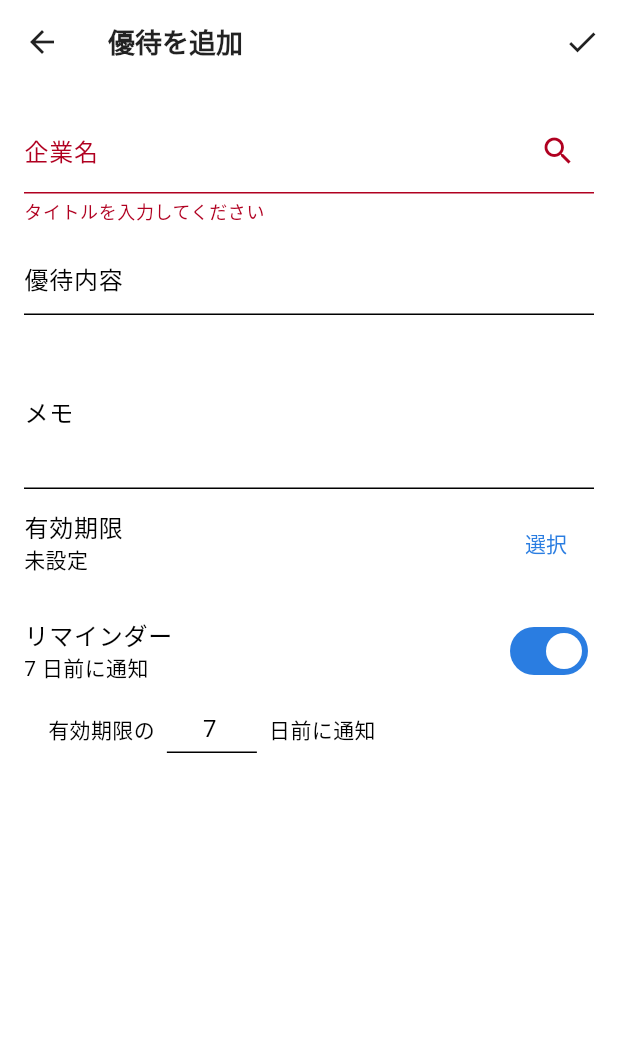
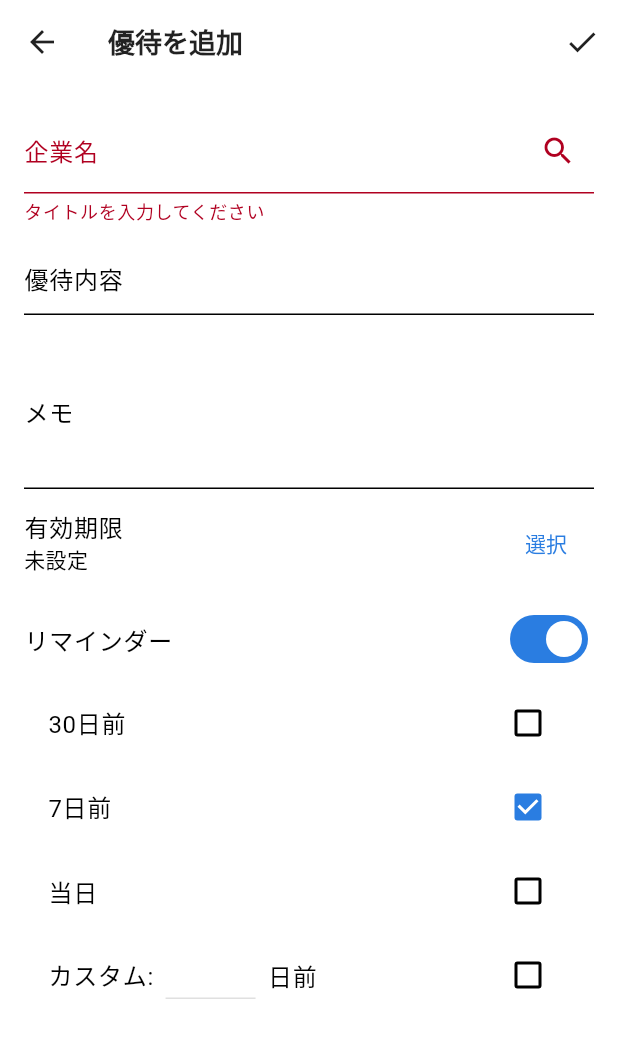
Before and after one commit to haruka08030/yuutai-map, a Flutter app: the UsersYuutaiEditPage screen opened directly, after a tap on the "check" icon, after a tap on "リマインダー", on a phone screen of 412 x 824 dp. Shown: the top 1038 px of the screen. Run offline on Flutter 3.47's test engine with Material 3 defaults, Android fonts, the phone set to English and light mode, and no system bars; our stand-ins replace flutter_dotenv, flutter_local_notifications, flutter_riverpod, flutter_slidable, freezed_annotation, geolocator and 4 more; accounts and stored records are empty.

Commit message:
feat: Allow multiple notification days for user benefits and add initial authentication choice page.

```diff
--- a/lib/domain/entities/users_yuutai.dart
+++ b/lib/domain/entities/users_yuutai.dart
@@ -17,7 +17,7 @@ abstract class UsersYuutai with _$UsersYuutai {
     @Default(BenefitStatus.active) BenefitStatus status,
     @JsonKey(name: 'alert_enabled') @Default(false) bool alertEnabled,
     String? notes,
-    @JsonKey(name: 'notify_days_before') int? notifyDaysBefore,
+    @JsonKey(name: 'notify_days_before') List<int>? notifyDaysBefore,
   }) = _UsersYuutai;
 
   factory UsersYuutai.fromJson(Map<String, dynamic> json) =>
--- a/lib/features/benefits/presentation/users_yuutai_edit_page.dart
+++ b/lib/features/benefits/presentation/users_yuutai_edit_page.dart
@@ -21,23 +21,40 @@ class _UsersYuutaiEditPageState extends ConsumerState<UsersYuutaiEditPage> {
   late final TextEditingController _titleCtl;
   late final TextEditingController _benefitContentCtl;
   late final TextEditingController _notesCtl;
-  late final TextEditingController _notifyDaysCtl;
+  late final TextEditingController _customDayCtl;
+
   DateTime? _expireOn;
   bool _alertEnabled = false;
+
+  // New state for multi-select notifications
+  final Map<int, bool> _predefinedDays = {
+    30: false,
+    7: false,
+    0: false, // For "On the day"
+  };
+  bool _customDayEnabled = false;
 
   @override
   void initState() {
     super.initState();
     _titleCtl = TextEditingController(text: widget.existing?.companyName ?? '');
-    _benefitContentCtl = TextEditingController(
-      text: widget.existing?.benefitDetail ?? '',
-    );
+    _benefitContentCtl =
+        TextEditingController(text: widget.existing?.benefitDetail ?? '');
     _notesCtl = TextEditingController(text: widget.existing?.notes ?? '');
     _expireOn = widget.existing?.expiryDate?.toLocal();
     _alertEnabled = widget.existing?.alertEnabled ?? false;
-    _notifyDaysCtl = TextEditingController(
-      text: widget.existing?.notifyDaysBefore?.toString() ?? '7',
-    );
+    _customDayCtl = TextEditingController();
+
+    // Initialize notification days state from existing data
+    final existingDays = widget.existing?.notifyDaysBefore ?? [7]; // Default to 7
+    for (final day in existingDays) {
+      if (_predefinedDays.containsKey(day)) {
+        _predefinedDays[day] = true;
+      } else {
+        _customDayEnabled = true;
+        _customDayCtl.text = day.toString();
+      }
+    }
   }
 
   @override
@@ -45,11 +62,12 @@ class _UsersYuutaiEditPageState extends ConsumerState<UsersYuutaiEditPage> {
     _titleCtl.dispose();
     _benefitContentCtl.dispose();
     _notesCtl.dispose();
-    _notifyDaysCtl.dispose();
+    _customDayCtl.dispose();
     super.dispose();
   }
 
   Future<void> _openExpireSheet() async {
+    // ... (This method remains the same)
     await showModalBottomSheet(
       context: context,
       isScrollControlled: true,
@@ -137,18 +155,31 @@ class _UsersYuutaiEditPageState extends ConsumerState<UsersYuutaiEditPage> {
     final repo = ref.read(usersYuutaiRepositoryProvider);
     final existing = widget.existing;
 
+    // Assemble the list of notification days from the UI state
+    final List<int> notifyDays = [];
+    _predefinedDays.forEach((day, isSelected) {
+      if (isSelected) {
+        notifyDays.add(day);
+      }
+    });
+    if (_customDayEnabled) {
+      final customDay = int.tryParse(_customDayCtl.text);
+      if (customDay != null) {
+        notifyDays.add(customDay);
+      }
+    }
+
     final entity = UsersYuutai(
       id: existing?.id,
       companyName: _titleCtl.text.trim(),
       benefitDetail: _benefitContentCtl.text.trim().isEmpty
           ? null
           : _benefitContentCtl.text.trim(),
-      notes:
-          _notesCtl.text.trim().isEmpty ? null : _notesCtl.text.trim(),
-      expiryDate: _expireOn, // toUtc handled by Supabase/Json? DateTime is usually ISO string.
+      notes: _notesCtl.text.trim().isEmpty ? null : _notesCtl.text.trim(),
+      expiryDate: _expireOn,
       alertEnabled: _alertEnabled,
       status: existing?.status ?? BenefitStatus.active,
-      notifyDaysBefore: int.tryParse(_notifyDaysCtl.text),
+      notifyDaysBefore: notifyDays, // Use the new list
     );
 
     await repo.upsert(entity, scheduleReminders: true);
@@ -248,9 +279,6 @@ class _UsersYuutaiEditPageState extends ConsumerState<UsersYuutaiEditPage> {
           ListTile(
             contentPadding: EdgeInsets.zero,
             title: const Text('リマインダー'),
-            subtitle: Text(_alertEnabled
-                ? '${_notifyDaysCtl.text} 日前に通知'
-                : '無効'),
             trailing: Switch(
               value: _alertEnabled,
               onChanged: (v) => setState(() => _alertEnabled = v),
@@ -258,31 +286,54 @@ class _UsersYuutaiEditPageState extends ConsumerState<UsersYuutaiEditPage> {
             onTap: () => setState(() => _alertEnabled = !_alertEnabled),
           ),
           if (_alertEnabled)
-            Padding(
-              padding: const EdgeInsets.only(left: 16, right: 16, bottom: 16),
-              child: Row(
+            Column(
+              crossAxisAlignment: CrossAxisAlignment.start,
               children: [
-                  const Text('有効期限の'),
+                ..._predefinedDays.entries.map((entry) {
+                  return CheckboxListTile(
+                    title: Text(entry.key == 0 ? '当日' : '${entry.key}日前'),
+                    value: entry.value,
+                    onChanged: (bool? value) {
+                      setState(() {
+                        _predefinedDays[entry.key] = value!;
+                      });
+                    },
+                  );
+                }).toList(),
+                CheckboxListTile(
+                  title: Row(
+                    children: [
+                      const Text('カスタム:'),
                       const SizedBox(width: 8),
                       SizedBox(
                         width: 60,
                         child: TextFormField(
-                      controller: _notifyDaysCtl,
+                          controller: _customDayCtl,
                           keyboardType: TextInputType.number,
-                      inputFormatters: [FilteringTextInputFormatter.digitsOnly],
+                          inputFormatters: [
+                            FilteringTextInputFormatter.digitsOnly
+                          ],
                           textAlign: TextAlign.center,
                           decoration: const InputDecoration(
                             isDense: true,
                           ),
+                          enabled: _customDayEnabled,
                         ),
                       ),
                       const SizedBox(width: 8),
-                  const Text('日前に通知'),
+                      const Text('日前'),
                     ],
                   ),
+                  value: _customDayEnabled,
+                  onChanged: (bool? value) {
+                    setState(() {
+                      _customDayEnabled = value!;
+                    });
+                  },
+                ),
+              ],
             ),
           const SizedBox(height: 8),
-          // Or we may add a "メモ" field.
         ],
       ),
     );
```
Also changed, not shown: lib/core/notifications/notification_service.dart (+17 -12 lines), lib/features/auth/presentation/auth_gate.dart (+17 -6 lines), lib/features/auth/presentation/initial_auth_choice_page.dart (added, +67 -0 lines), lib/features/map/presentation/map_page.dart (+13 -2 lines), lib/domain/entities/users_yuutai.freezed.dart, lib/domain/entities/users_yuutai.g.dart, 3 other files. Lines whose indentation alone changed are shown as unchanged.
